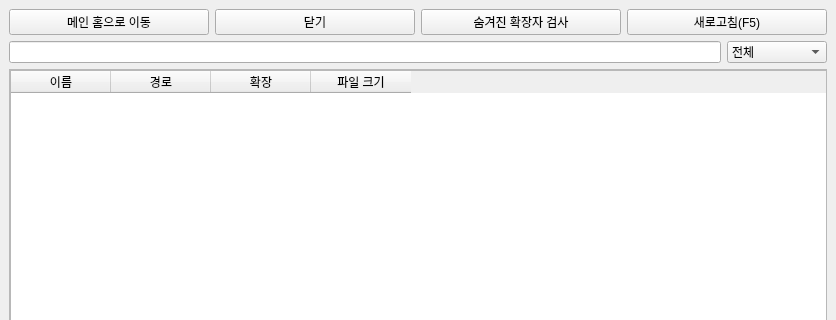
Qt form PyQt/CheckFileExtension.ui (ind2x/PyQt6_FileExplorer) before a commit; both pictures show x 0 to 836 and y 0 to 320 of the 836 by 585 pixel window.
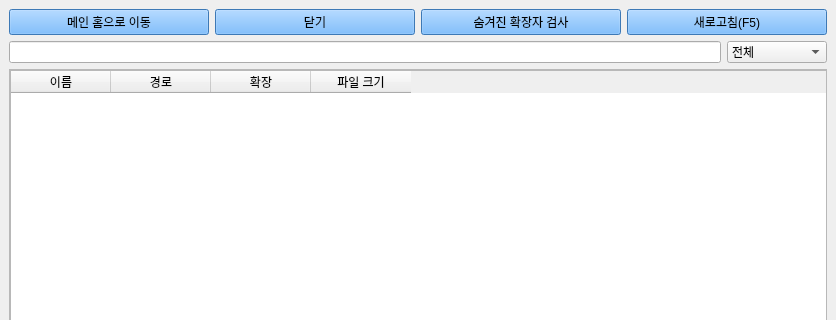
The same form after that commit.

```diff
--- a/PyQt/CheckFileExtension.ui
+++ b/PyQt/CheckFileExtension.ui
@@ -22,6 +22,9 @@
      <layout class="QHBoxLayout" name="horizontalLayout_2">
       <item>
        <widget class="QPushButton" name="Btn_home">
+        <property name="styleSheet">
+         <string notr="true">background-color: rgb(85, 170, 255);</string>
+        </property>
         <property name="text">
          <string>메인 홈으로 이동</string>
         </property>
@@ -29,6 +32,9 @@
       </item>
       <item>
        <widget class="QPushButton" name="Btn_close">
+        <property name="styleSheet">
+         <string notr="true">background-color: rgb(85, 170, 255);</string>
+        </property>
         <property name="text">
          <string>닫기</string>
         </property>
@@ -36,6 +42,9 @@
       </item>
       <item>
        <widget class="QPushButton" name="Btn_checkExtension">
+        <property name="styleSheet">
+         <string notr="true">background-color: rgb(85, 170, 255);</string>
+        </property>
         <property name="text">
          <string>숨겨진 확장자 검사</string>
         </property>
@@ -43,6 +52,9 @@
       </item>
       <item>
        <widget class="QPushButton" name="Btn_refresh">
+        <property name="styleSheet">
+         <string notr="true">background-color: rgb(85, 170, 255);</string>
+        </property>
         <property name="text">
          <string>새로고침(F5)</string>
         </property>
```
